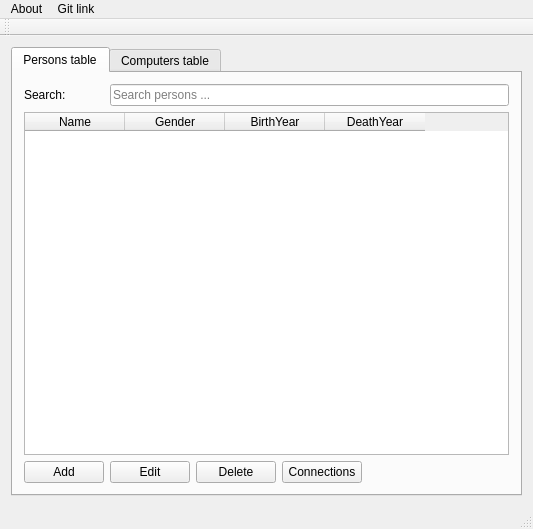
This is mainwindow.ui in maggawaage/skil3 as Qt 5 draws it before an edit. The edited form follows.
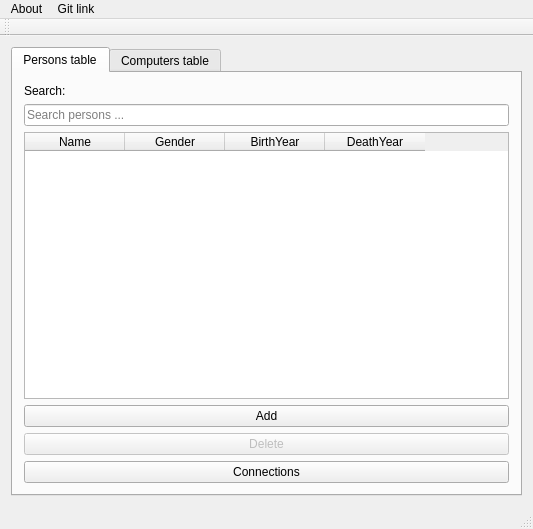
This is the edited form. Icons and pictures are not drawn.

```diff
--- a/mainwindow.ui
+++ b/mainwindow.ui
@@ -27,8 +27,28 @@
        <attribute name="title">
         <string>Persons table</string>
        </attribute>
-       <layout class="QGridLayout" name="gridLayout">
-        <item row="1" column="0" colspan="6">
+       <layout class="QVBoxLayout" name="verticalLayout">
+        <item>
+         <widget class="QLabel" name="labelSearchPerson">
+          <property name="text">
+           <string>Search:</string>
+          </property>
+         </widget>
+        </item>
+        <item>
+         <widget class="QLineEdit" name="inputSearchPersons">
+          <property name="statusTip">
+           <string/>
+          </property>
+          <property name="autoFillBackground">
+           <bool>false</bool>
+          </property>
+          <property name="placeholderText">
+           <string>Search persons ...</string>
+          </property>
+         </widget>
+        </item>
+        <item>
          <widget class="QTableWidget" name="personsTable">
           <property name="toolTip">
            <string>&lt;html&gt;&lt;head/&gt;&lt;body&gt;&lt;p&gt;&lt;br/&gt;&lt;/p&gt;&lt;/body&gt;&lt;/html&gt;</string>
@@ -74,42 +94,24 @@
           </column>
          </widget>
         </item>
-        <item row="2" column="0">
+        <item>
          <widget class="QPushButton" name="pushButtonAddPerson">
           <property name="text">
            <string>Add</string>
           </property>
          </widget>
         </item>
-        <item row="0" column="0">
-         <widget class="QLabel" name="labelSearchPerson">
-          <property name="text">
-           <string>Search:</string>
-          </property>
-         </widget>
-        </item>
-        <item row="0" column="1" colspan="5">
-         <widget class="QLineEdit" name="searchPersons">
-          <property name="placeholderText">
-           <string>Search persons ...</string>
-          </property>
-         </widget>
-        </item>
-        <item row="2" column="1">
-         <widget class="QPushButton" name="pushButtonEditPerson">
-          <property name="text">
-           <string>Edit</string>
-          </property>
-         </widget>
-        </item>
-        <item row="2" column="2">
+        <item>
          <widget class="QPushButton" name="pushButtonDeletePerson">
+          <property name="enabled">
+           <bool>false</bool>
+          </property>
           <property name="text">
            <string>Delete</string>
           </property>
          </widget>
         </item>
-        <item row="2" column="3">
+        <item>
          <widget class="QPushButton" name="pushButtonPersConnection">
           <property name="text">
            <string>Connections</string>
```
Left out of the diff: 52 changed lines with no effect on the pictures.
